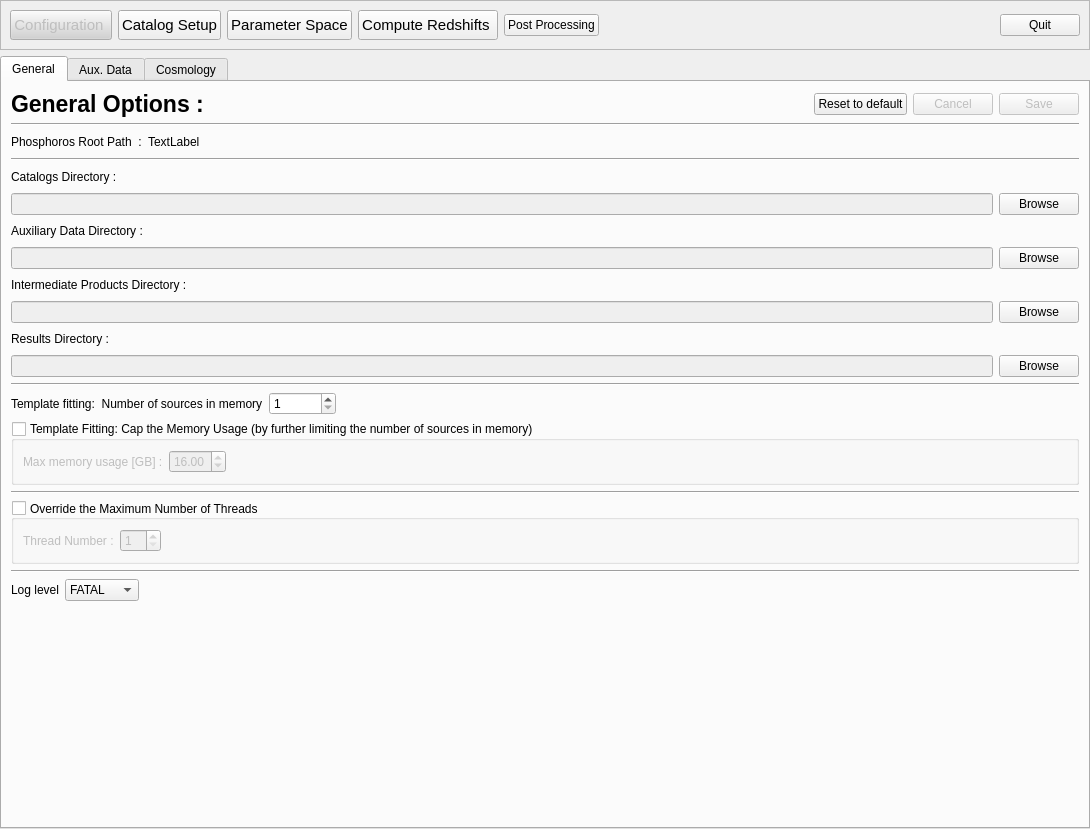
Above: PhzQtUI/auxdir/PhzQtUI/FormConfiguration.ui from astrorama/Phosphoros before the change. Below: the same form after it.
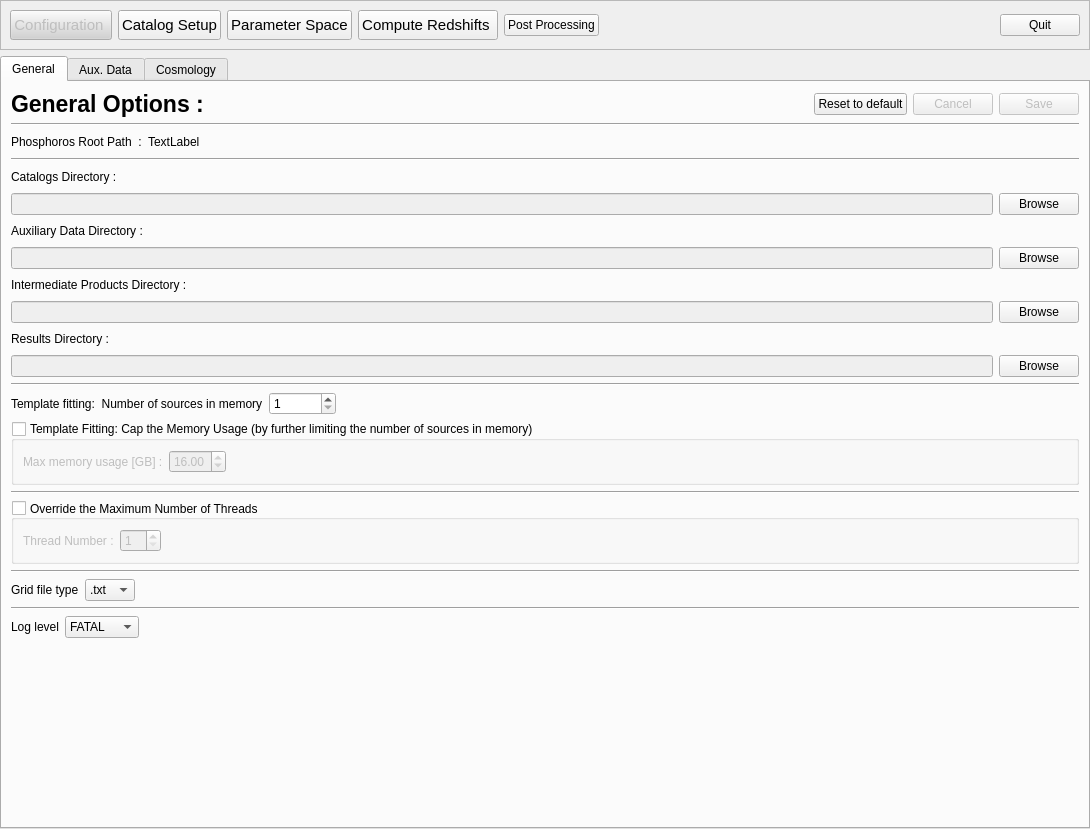
That is the form after the change. Custom widgets are drawn as their Qt base class.

Commit message: Add the possibility to choose the grid file format into the GUI

The edit to the form file:
```diff
--- a/PhzQtUI/auxdir/PhzQtUI/FormConfiguration.ui
+++ b/PhzQtUI/auxdir/PhzQtUI/FormConfiguration.ui
@@ -605,6 +605,51 @@
          </layout>
         </widget>
        </item>
+       <item>
+        <widget class="Line" name="line_2">
+         <property name="orientation">
+          <enum>Qt::Horizontal</enum>
+         </property>
+        </widget>
+       </item>
+       <item>
+        <layout class="QHBoxLayout" name="horizontalLayout_20">
+         <item>
+          <widget class="QLabel" name="label_16">
+           <property name="text">
+            <string>Grid file type</string>
+           </property>
+          </widget>
+         </item>
+         <item>
+          <widget class="QComboBox" name="cb_grid_type">
+           <item>
+            <property name="text">
+             <string>.txt</string>
+            </property>
+           </item>
+           <item>
+            <property name="text">
+             <string>.dat</string>
+            </property>
+           </item>
+          </widget>
+         </item>
+         <item>
+          <spacer name="horizontalSpacer_15">
+           <property name="orientation">
+            <enum>Qt::Horizontal</enum>
+           </property>
+           <property name="sizeHint" stdset="0">
+            <size>
+             <width>40</width>
+             <height>20</height>
+            </size>
+           </property>
+          </spacer>
+         </item>
+        </layout>
+       </item>
        <item>
         <widget class="Line" name="line_7">
          <property name="orientation">
```
Left out of the diff: 2 changed lines with no effect on the pictures. The commit also changes 11 other files.
